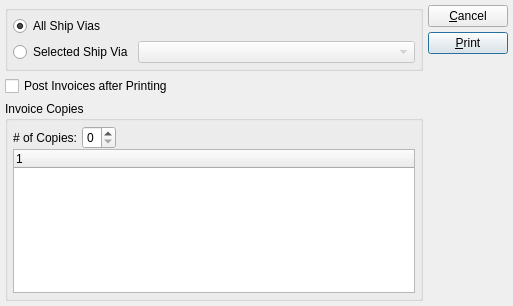
Qt form xtuple/trunk/guiclient/printInvoices.ui (WooodHead/xtuple) before a commit.
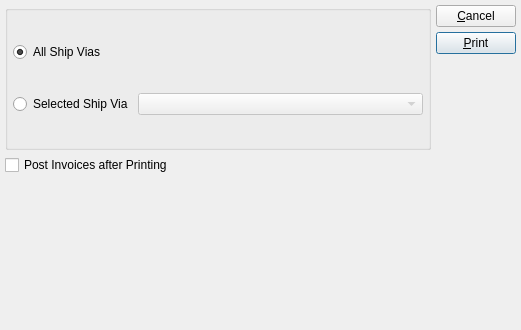
The same form after that commit. Custom widgets are drawn as their Qt base class.

Commit message: issue #14285 - create a shared widget to deal with multiple copies and use it almost everywhere we deal with multiple doc copies. build a printMultipleCopy base class that starts to split up the print processing so we can separate the steps more cleanly in the next round of commits. so far this seems close to backward compatible with existing xtbatch and core functionality, but that may change in the next round.

```diff
--- a/xtuple/trunk/guiclient/printInvoices.ui
+++ b/xtuple/trunk/guiclient/printInvoices.ui
@@ -13,8 +13,8 @@
    <rect>
     <x>0</x>
     <y>0</y>
-    <width>513</width>
-    <height>306</height>
+    <width>521</width>
+    <height>330</height>
    </rect>
   </property>
   <property name="windowTitle">
@@ -66,22 +66,7 @@
       </widget>
      </item>
      <item>
-      <layout class="QHBoxLayout">
-       <property name="spacing">
-        <number>7</number>
-       </property>
-       <item>
-        <layout class="QHBoxLayout">
-         <property name="spacing">
-          <number>5</number>
-         </property>
-        </layout>
-       </item>
-       <item>
-        <layout class="QHBoxLayout">
-         <property name="spacing">
-          <number>0</number>
-         </property>
+      <layout class="QHBoxLayout" name="_postLyt">
          <item>
           <widget class="XCheckBox" name="_post">
            <property name="text">
@@ -107,100 +92,26 @@
          </item>
         </layout>
        </item>
-      </layout>
-     </item>
      <item>
-      <widget class="QGroupBox" name="_invoiceCopiesGroup">
-       <property name="sizePolicy">
-        <sizepolicy hsizetype="Expanding" vsizetype="Expanding">
-         <horstretch>0</horstretch>
-         <verstretch>0</verstretch>
-        </sizepolicy>
-       </property>
-       <property name="title">
+      <widget class="XDocCopySetter" name="_invoiceCopies">
+       <property name="labelText">
         <string>Invoice Copies</string>
        </property>
-       <layout class="QVBoxLayout">
-        <property name="spacing">
-         <number>0</number>
-        </property>
-        <property name="margin">
-         <number>5</number>
-        </property>
-        <item>
-         <layout class="QHBoxLayout">
-          <property name="spacing">
-           <number>0</number>
-          </property>
-          <item>
-           <layout class="QHBoxLayout">
-            <property name="spacing">
-             <number>5</number>
-            </property>
-            <item>
-             <widget class="QLabel" name="_invoiceNumOfCopiesLit">
-              <property name="text">
-               <string># of Copies:</string>
-              </property>
-              <property name="alignment">
-               <set>Qt::AlignRight|Qt::AlignTrailing|Qt::AlignVCenter</set>
-              </property>
-             </widget>
-            </item>
-            <item>
-             <widget class="QSpinBox" name="_invoiceNumOfCopies">
-              <property name="enabled">
-               <bool>true</bool>
-              </property>
-              <property name="minimum">
-               <number>0</number>
-              </property>
-              <property name="maximum">
-               <number>9</number>
-              </property>
-              <property name="value">
-               <number>0</number>
-              </property>
-             </widget>
-            </item>
+       <property name="numCopiesMetric">
+        <string>InvoiceCopies</string>
+       </property>
+       <property name="showPriceMetric">
+        <string>InvoiceWatermark</string>
+       </property>
+       <property name="watermarkMetric">
+        <string>InvoiceShowPrices</string>
+       </property>
+      </widget>
+     </item>
            </layout>
           </item>
           <item>
-           <spacer>
-            <property name="orientation">
-             <enum>Qt::Horizontal</enum>
-            </property>
-            <property name="sizeType">
-             <enum>QSizePolicy::Expanding</enum>
-            </property>
-            <property name="sizeHint" stdset="0">
-             <size>
-              <width>16</width>
-              <height>10</height>
-             </size>
-            </property>
-           </spacer>
-          </item>
-         </layout>
-        </item>
-        <item>
-         <widget class="XTreeWidget" name="_invoiceWatermarks"/>
-        </item>
-       </layout>
-      </widget>
-     </item>
-    </layout>
-   </item>
-   <item>
-    <layout class="QVBoxLayout">
-     <property name="spacing">
-      <number>0</number>
-     </property>
-     <item>
-      <layout class="QVBoxLayout">
-       <property name="spacing">
-        <number>5</number>
-       </property>
+    <layout class="QVBoxLayout" name="_buttonLyt">
        <item>
         <widget class="QPushButton" name="_close">
          <property name="text">
@@ -221,8 +132,6 @@
          </property>
         </widget>
        </item>
-      </layout>
-     </item>
      <item>
       <spacer>
        <property name="orientation">
@@ -256,10 +165,9 @@
    <header>xcombobox.h</header>
   </customwidget>
   <customwidget>
-   <class>XTreeWidget</class>
-   <extends>QTreeWidget</extends>
-   <header>xtreewidget.h</header>
-   <container>1</container>
+   <class>XDocCopySetter</class>
+   <extends>QWidget</extends>
+   <header>xdoccopysetter.h</header>
   </customwidget>
  </customwidgets>
  <tabstops>
```
Left out of the diff: 11 changed lines with no effect on the pictures. Lines whose indentation alone changed are shown as unchanged. The commit also changes 46 other files.
